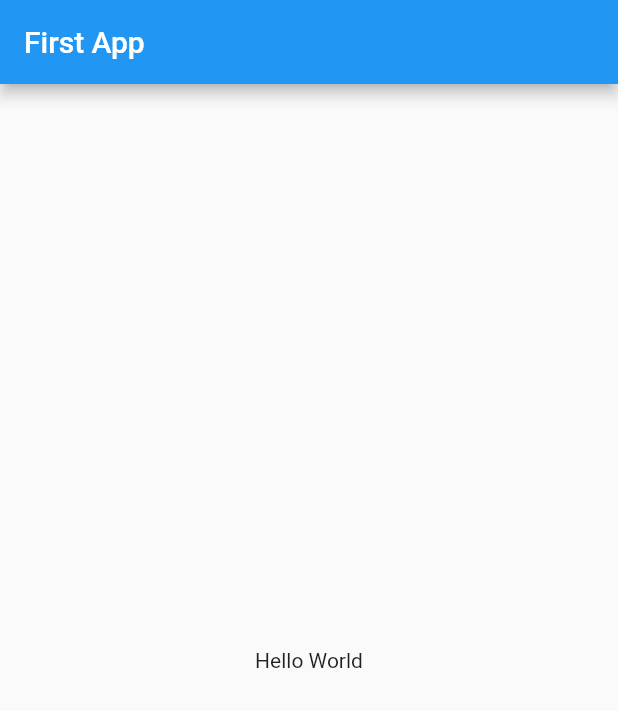
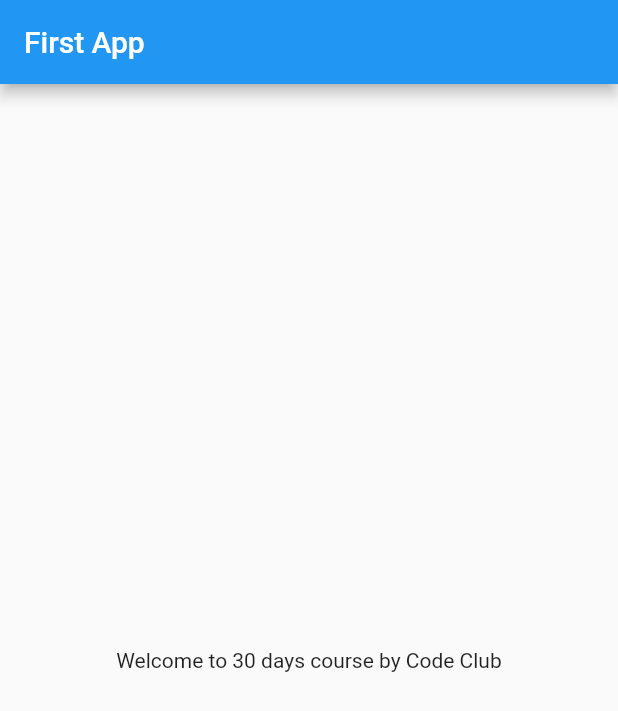
Before and after one commit to munna00mkv/30DaysOfFlutter, a Flutter app: the screen it shows after launch, on a phone screen of 412 x 824 dp. Shown: the top 711 px of the screen. Run offline on Flutter 3.47's test engine with Material 2 defaults, Android fonts, the phone set to English and light mode, and no system bars.

Commit message:
Added new page

```diff
--- a/lib/home_page.dart
+++ b/lib/home_page.dart
@@ -0,0 +1,18 @@
+import 'package:flutter/material.dart';
+
+class HomePage extends StatelessWidget {
+  final int day = 30;
+  var name = "Code Club";
+
+  @override
+  Widget build(BuildContext context) {
+    return Scaffold(
+      appBar: AppBar(
+        title: const Text('First App'),
+      ),
+      body: Center(
+        child: Text('Welcome to $day days course by $name'),
+      ),
+    );
+  }
+}
--- a/lib/main.dart
+++ b/lib/main.dart
@@ -1,4 +1,5 @@
 import 'package:flutter/material.dart';
+import 'package:flutter_catelog/home_page.dart';
 
 void main() {
   runApp(const MyApp());
@@ -9,17 +10,6 @@ class MyApp extends StatelessWidget {
 
   @override
   Widget build(BuildContext context) {
-    return MaterialApp(
-      home: Scaffold(
-        appBar: AppBar(
-          title: const Text('First App'),
-        ),
-        body: Center(
-          child: Container(
-            child: const Text('Hello World'),
-          ),
-        ),
-      ),
-    );
+    return MaterialApp(home: HomePage());
   }
 }
```
